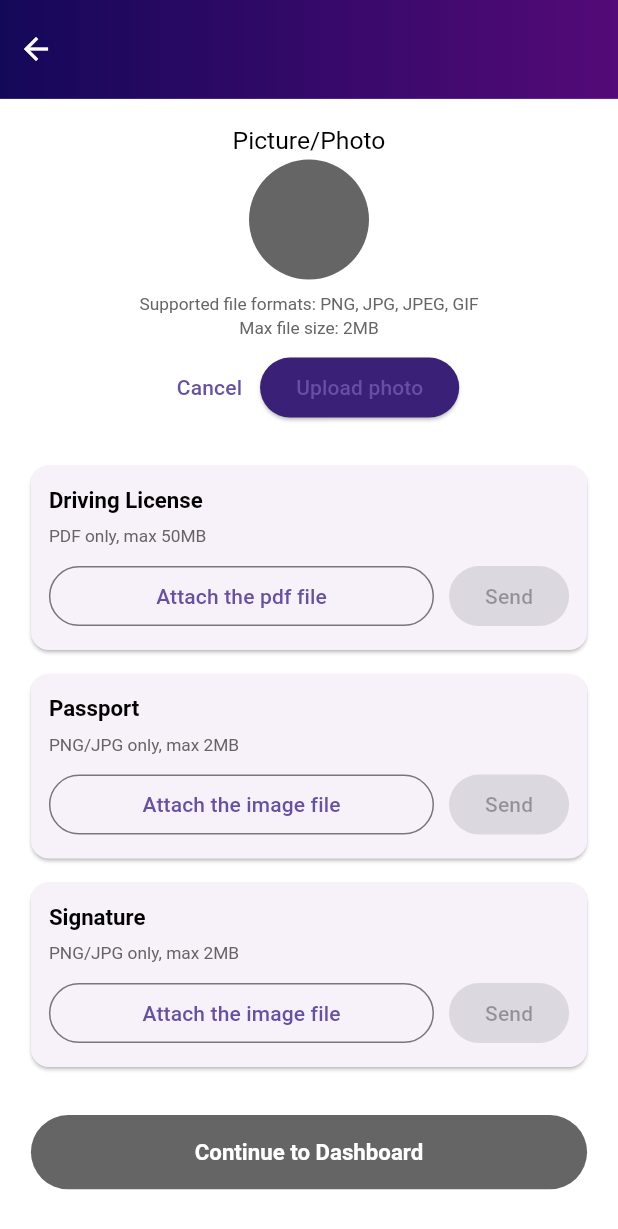
After one commit to Krishnapriyak765/e_pact_app, a Flutter app: the DocumentUploadScreen screen opened directly, on a phone screen of 412 x 824 dp. The commit adds this screen. Shown: the top 1229 px of the screen. Run offline on Flutter 3.47's test engine with Material 3 defaults, Android fonts, the light colour scheme and no system bars; our stand-ins replace file_picker, get.

Commit message:
build gradle , docs upload page

```diff
--- /dev/null
+++ b/lib/features/employee/document_upload_screen/presentation/document_upload_screen.dart
@@ -0,0 +1,207 @@
+// File: lib/view/employee/document_upload_screen.dart
+
+import 'dart:io';
+import 'package:e_pact_app/utils/const/colors_const.dart';
+import 'package:e_pact_app/utils/helper_widgets/appbar_custom_widget.dart';
+import 'package:e_pact_app/utils/helper_widgets/common_text_widget.dart';
+import 'package:file_picker/file_picker.dart';
+import 'package:flutter/material.dart';
+import 'package:get/get.dart';
+
+class DocumentUploadScreen extends StatefulWidget {
+  const DocumentUploadScreen({super.key});
+
+  @override
+  State<DocumentUploadScreen> createState() => _DocumentUploadScreenState();
+}
+
+class _DocumentUploadScreenState extends State<DocumentUploadScreen> {
+  File? photo;
+  File? signature;
+  File? drivingLicense;
+  File? passport;
+
+  Future<void> _pickFile(
+    Function(File file) onFilePicked,
+    List<String> allowedExtensions,
+  ) async {
+    final result = await FilePicker.platform.pickFiles(
+      type: FileType.custom,
+      allowedExtensions: allowedExtensions,
+    );
+    if (result != null && result.files.single.path != null) {
+      onFilePicked(File(result.files.single.path!));
+    }
+  }
+
+  bool get _canProceed {
+    final hasPhotoAndSignature = photo != null && signature != null;
+    final hasValidID = drivingLicense != null || passport != null;
+    return hasPhotoAndSignature && hasValidID;
+  }
+
+  Widget _buildUploadTile(
+    String title,
+    String subtitle,
+    File? file,
+    VoidCallback onPick,
+    String fileType,
+  ) {
+    return Card(
+      shape: RoundedRectangleBorder(borderRadius: BorderRadius.circular(12)),
+      margin: const EdgeInsets.symmetric(vertical: 8),
+      child: Padding(
+        padding: const EdgeInsets.all(12.0),
+        child: Column(
+          crossAxisAlignment: CrossAxisAlignment.start,
+          children: [
+            CommonTextWidgets.textRoboto(
+              text: title,
+              size: Get.height * 0.018,
+              color: AppColors.black,
+              fontWeight: FontWeight.w600,
+            ),
+            const SizedBox(height: 6),
+            CommonTextWidgets.textRoboto(
+              text: subtitle,
+              size: Get.height * 0.014,
+              color: AppColors.grey,
+            ),
+            const SizedBox(height: 8),
+            Row(
+              children: [
+                Expanded(
+                  child: OutlinedButton(
+                    onPressed: onPick,
+                    child: Text(
+                      file == null
+                          ? 'Attach the $fileType file'
+                          : 'Change $fileType',
+                    ),
+                  ),
+                ),
+                const SizedBox(width: 10),
+                ElevatedButton(
+                  onPressed: file != null ? () {} : null,
+                  style: ElevatedButton.styleFrom(
+                    backgroundColor: AppColors.primary,
+                  ),
+                  child: const Text('Send'),
+                ),
+              ],
+            ),
+          ],
+        ),
+      ),
+    );
+  }
+
+  @override
+  Widget build(BuildContext context) {
+    return Scaffold(
+      backgroundColor: AppColors.white,
+      appBar: CustomAppBar(
+        prefixIcon: Icons.arrow_back,
+        onPrefixTap: () => Get.back(),
+      ),
+      body: SingleChildScrollView(
+        padding: EdgeInsets.symmetric(
+          horizontal: Get.width * 0.05,
+          vertical: Get.height * 0.02,
+        ),
+        child: Column(
+          children: [
+            CommonTextWidgets.textRoboto(
+              text: 'Picture/Photo',
+              size: Get.height * 0.02,
+              color: AppColors.black,
+            ),
+            Center(
+              child: Column(
+                children: [
+                  CircleAvatar(radius: 40, backgroundColor: AppColors.grey),
+                  const SizedBox(height: 8),
+                  CommonTextWidgets.textRoboto(
+                    text: 'Supported file formats: PNG, JPG, JPEG, GIF',
+                    size: Get.height * 0.014,
+                    color: AppColors.grey,
+                  ),
+                  CommonTextWidgets.textRoboto(
+                    text: 'Max file size: 2MB',
+                    size: Get.height * 0.014,
+                    color: AppColors.grey,
+                  ),
+                  const SizedBox(height: 8),
+                  Row(
+                    mainAxisAlignment: MainAxisAlignment.center,
+                    children: [
+                      TextButton(onPressed: () {}, child: const Text('Cancel')),
+                      ElevatedButton(
+                        onPressed:
+                            () => _pickFile((f) => setState(() => photo = f), [
+                              'jpg',
+                              'png',
+                              'jpeg',
+                              'gif',
+                            ]),
+                        style: ElevatedButton.styleFrom(
+                          backgroundColor: AppColors.primary,
+                        ),
+                        child: const Text('Upload photo'),
+                      ),
+                    ],
+                  ),
+                ],
+              ),
+            ),
+            const SizedBox(height: 20),
+            _buildUploadTile(
+              'Driving License',
+              'PDF only, max 50MB',
+              drivingLicense,
+              () {
+                _pickFile((f) => setState(() => drivingLicense = f), ['pdf']);
+              },
+              'pdf',
+            ),
+            _buildUploadTile('Passport', 'PNG/JPG only, max 2MB', passport, () {
+              _pickFile((f) => setState(() => passport = f), ['jpg', 'png']);
+            }, 'image'),
+            _buildUploadTile(
+              'Signature',
+              'PNG/JPG only, max 2MB',
+              signature,
+              () {
+                _pickFile((f) => setState(() => signature = f), ['jpg', 'png']);
+              },
+              'image',
+            ),
+            const SizedBox(height: 24),
+            SizedBox(
+              width: double.infinity,
+              height: Get.height * 0.06,
+              child: ElevatedButton(
+                onPressed:
+                    _canProceed
+                        ? () {
+                          // Get.offAll(() => const MainDashboard());
+                        }
+                        : null,
+                style: ElevatedButton.styleFrom(
+                  backgroundColor: AppColors.primary,
+                  disabledBackgroundColor: AppColors.grey,
+                ),
+                child: CommonTextWidgets.textRoboto(
+                  text: 'Continue to Dashboard',
+                  size: Get.height * 0.018,
+                  color: AppColors.white,
+                  fontWeight: FontWeight.w600,
+                ),
+              ),
+            ),
+          ],
+        ),
+      ),
+    );
+  }
+}
--- a/lib/utils/const/colors_const.dart
+++ b/lib/utils/const/colors_const.dart
@@ -5,6 +5,8 @@ class AppColors {
   static const Color borderColor = Color(0xFF3B2077);
   static const Color loginbutton = Color(0xFF1C0D60);
   static const Color inputFieldBg = Color(0xFFF6F6F6);
+  static const Color grey = Color(0xFF656565);
+  static const Color red = Colors.red;
   static const Color white = Colors.white;
   static const Color black = Colors.black;
   static const Color bgColor = Colors.white;
--- /dev/null
+++ b/lib/utils/helper_widgets/appbar_custom_widget.dart
@@ -0,0 +1,67 @@
+// File: lib/widgets/custom_app_bar.dart
+
+import 'package:e_pact_app/utils/helper_widgets/common_text_widget.dart';
+import 'package:flutter/material.dart';
+import 'package:get/get.dart';
+
+class CustomAppBar extends StatelessWidget implements PreferredSizeWidget {
+  final String? title;
+  final IconData? prefixIcon;
+  final VoidCallback? onPrefixTap;
+  final IconData? suffixIcon;
+  final VoidCallback? onSuffixTap;
+
+  const CustomAppBar({
+    super.key,
+    this.title,
+    this.prefixIcon = Icons.arrow_back,
+    this.onPrefixTap,
+    this.suffixIcon,
+    this.onSuffixTap,
+  });
+
+  @override
+  Widget build(BuildContext context) {
+    return Container(
+      height: preferredSize.height,
+      width: double.infinity,
+      decoration: const BoxDecoration(
+        gradient: LinearGradient(
+          begin: Alignment.centerLeft,
+          end: Alignment.centerRight,
+          colors: [Color(0xFF140859), Color(0xFF540A78)],
+        ),
+      ),
+      child: SafeArea(
+        child: Row(
+          children: [
+            if (prefixIcon != null)
+              IconButton(
+                icon: Icon(prefixIcon, color: Colors.white),
+                onPressed: onPrefixTap ?? () => Get.back(),
+              ),
+            if (title != null)
+              Expanded(
+                child: CommonTextWidgets.textRoboto(
+                  text: title!,
+                  size: Get.height * 0.022,
+                  color: Colors.white,
+                  fontWeight: FontWeight.w600,
+                ),
+              )
+            else
+              const Spacer(),
+            if (suffixIcon != null)
+              IconButton(
+                icon: Icon(suffixIcon, color: Colors.white),
+                onPressed: onSuffixTap,
+              ),
+          ],
+        ),
+      ),
+    );
+  }
+
+  @override
+  Size get preferredSize => Size.fromHeight(Get.height * 0.08);
+}
--- a/pubspec.yaml
+++ b/pubspec.yaml
@@ -35,6 +35,7 @@ dependencies:
   # Use with the CupertinoIcons class for iOS style icons.
   cupertino_icons: ^1.0.8
   get: ^4.7.2
+  file_picker: ^10.2.0
 
 dev_dependencies:
   flutter_test:
```
Also changed, not shown: lib/features/employee/upload_required_screen/presentation/upload_require_screen.dart (added, +144 -0 lines), pubspec.lock, 3 other files.
